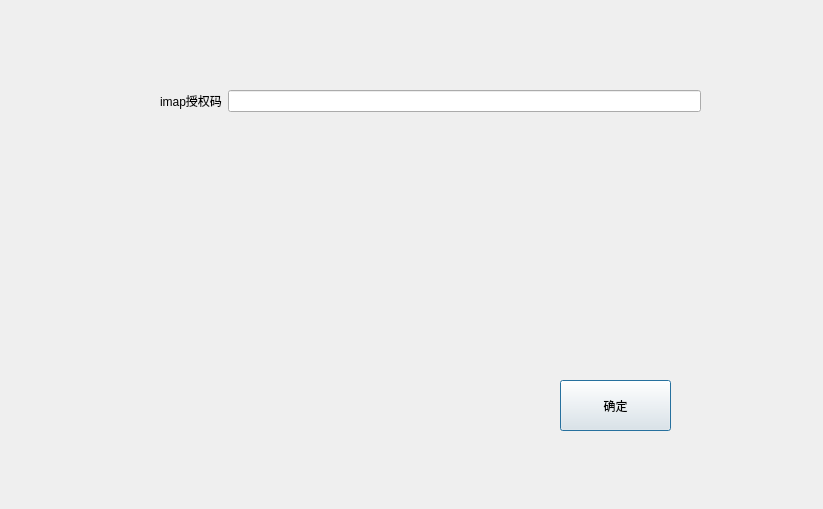
Qt form cfzWindow/modify.ui (CREATJACK/zzu-12) before a commit.
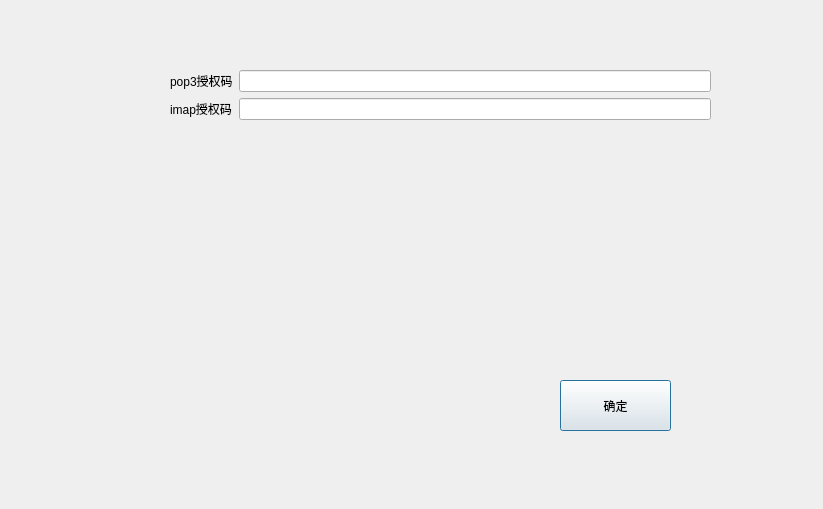
The same form after that commit.

What changed in the file:
```diff
--- a/cfzWindow/modify.ui
+++ b/cfzWindow/modify.ui
@@ -29,23 +29,33 @@
   <widget class="QWidget" name="formLayoutWidget">
    <property name="geometry">
     <rect>
-     <x>160</x>
-     <y>90</y>
+     <x>170</x>
+     <y>70</y>
      <width>541</width>
-     <height>31</height>
+     <height>57</height>
     </rect>
    </property>
    <layout class="QFormLayout" name="formLayout">
-    <item row="0" column="0">
+    <item row="1" column="0">
      <widget class="QLabel" name="label_2">
       <property name="text">
        <string>imap授权码</string>
       </property>
      </widget>
     </item>
-    <item row="0" column="1">
+    <item row="1" column="1">
      <widget class="QLineEdit" name="lineEdit_2"/>
     </item>
+    <item row="0" column="0">
+     <widget class="QLabel" name="label">
+      <property name="text">
+       <string>pop3授权码</string>
+      </property>
+     </widget>
+    </item>
+    <item row="0" column="1">
+     <widget class="QLineEdit" name="lineEdit"/>
+    </item>
    </layout>
   </widget>
  </widget>
```
